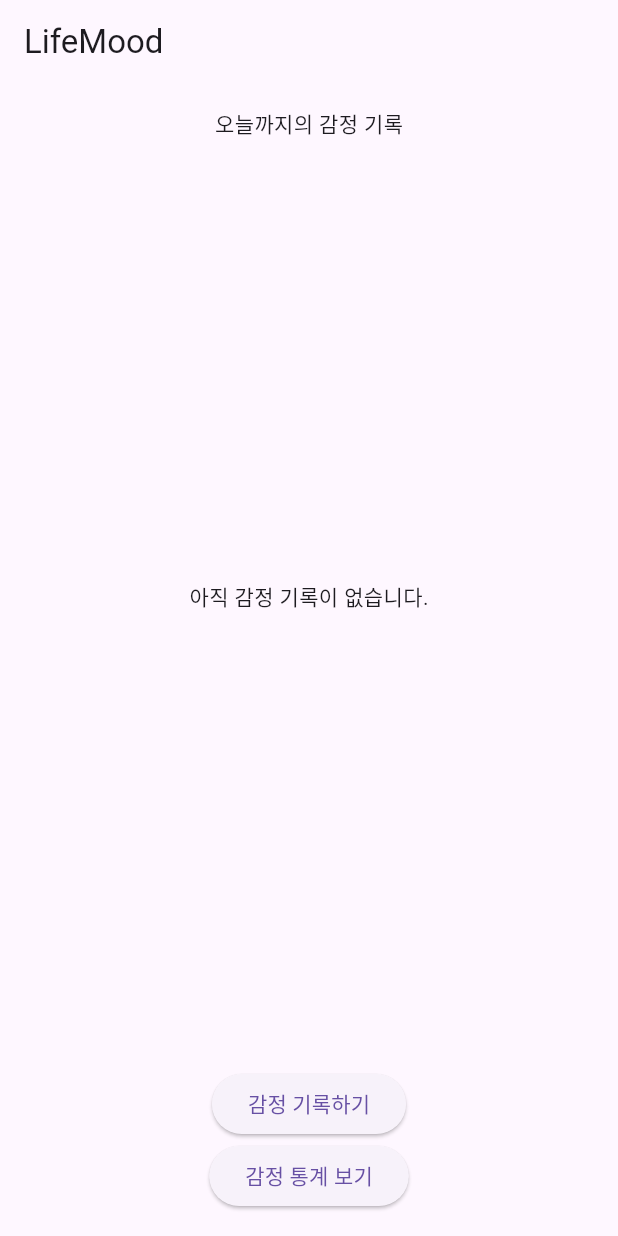
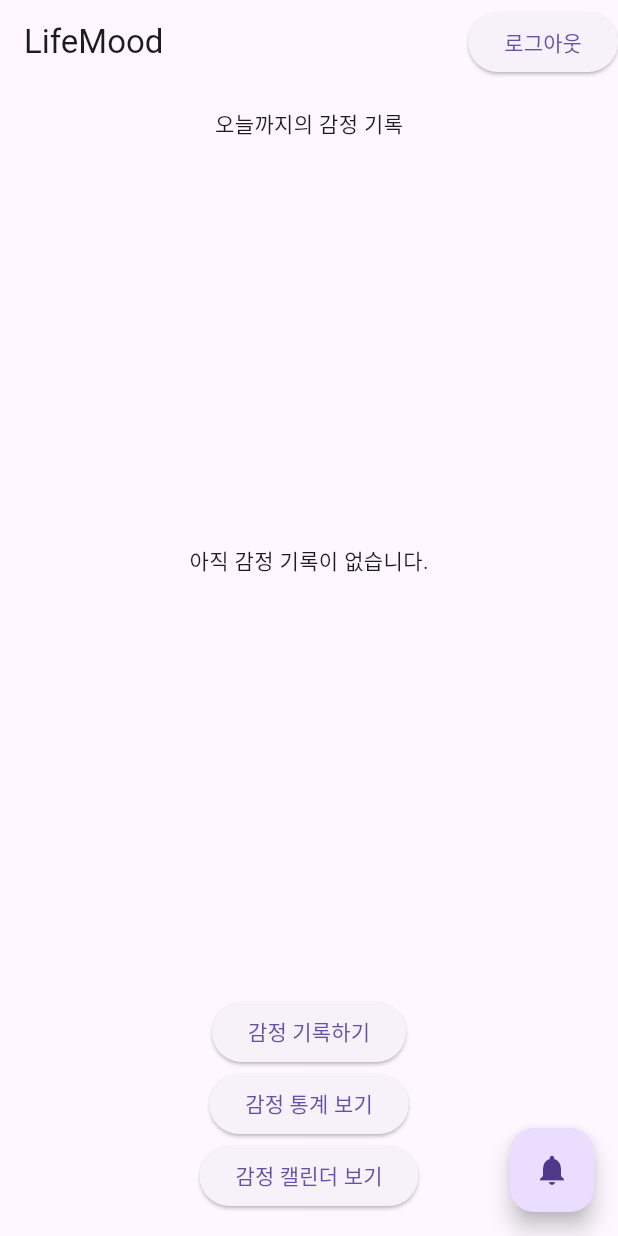
Before and after one commit to dlworua/lifemood, a Flutter app: the screen it shows once a user with an empty profile is signed in, on a phone screen of 412 x 824 dp. Run offline on Flutter 3.47's test engine with Material 3 defaults, Android fonts, the phone set to English and light mode, and no system bars; our stand-ins replace cloud_firestore, firebase_auth, firebase_core, fl_chart, flutter_riverpod, table_calendar; accounts and stored records are empty; generated files the repository leaves out were written again.

Commit message:
feat: 로그아웃 시 로그인 화면으로 돌아가도록

```diff
--- a/lib/view/pages/home_page.dart
+++ b/lib/view/pages/home_page.dart
@@ -2,19 +2,49 @@
 
 import 'package:flutter/material.dart';
 import 'package:flutter_riverpod/flutter_riverpod.dart';
+import 'package:lifemood/view/pages/calendar/calendar_page.dart';
 import 'package:lifemood/view/pages/feeling/feeling_editor_page.dart';
+import 'package:lifemood/view/pages/service/notification_service.dart';
 import 'package:lifemood/view/pages/statistics/statistics_page.dart';
 import '../../view_model/feeling_view_model.dart';
+import '../../view_model/auth_view_model.dart';
 
-class HomePage extends ConsumerWidget {
+class HomePage extends ConsumerStatefulWidget {
   const HomePage({super.key});
 
   @override
-  Widget build(BuildContext context, WidgetRef ref) {
+  ConsumerState<ConsumerStatefulWidget> createState() => _HomePageState();
+}
+
+class _HomePageState extends ConsumerState<HomePage> {
+  @override
+  void initState() {
+    super.initState();
+    // 데이터 불러오기 호출
+    Future.microtask(
+      () => ref.read(feelingViewModelProvider.notifier).loadFeelings(),
+    );
+  }
+
+  @override
+  Widget build(BuildContext context) {
     final feelings = ref.watch(feelingViewModelProvider);
 
     return Scaffold(
-      appBar: AppBar(title: const Text('LifeMood')),
+      appBar: AppBar(
+        title: const Text('LifeMood'),
+        actions: [
+          ElevatedButton(
+            onPressed: () async {
+              await ref.read(authViewModelProvider.notifier).signOut();
+              if (mounted) {
+                Navigator.of(context).popUntil((route) => route.isFirst);
+              }
+            },
+            child: const Text('로그아웃'),
+          ),
+        ],
+      ),
       body: Padding(
         padding: const EdgeInsets.all(16),
         child: Column(
@@ -46,7 +76,10 @@ class HomePage extends ConsumerWidget {
               onPressed: () {
                 Navigator.push(
                   context,
-                  MaterialPageRoute(builder: (_) => const FeelingEditorPage()),
+                  MaterialPageRoute(
+                    builder: (_) =>
+                        FeelingEditorPage(selectedDate: DateTime.now()),
+                  ),
                 );
               },
               child: const Text('감정 기록하기'),
@@ -60,8 +93,23 @@ class HomePage extends ConsumerWidget {
               },
               child: const Text('감정 통계 보기'),
             ),
+            ElevatedButton(
+              onPressed: () {
+                Navigator.push(
+                  context,
+                  MaterialPageRoute(builder: (_) => const CalendarPage()),
+                );
+              },
+              child: const Text('감정 캘린더 보기'),
+            ),
           ],
         ),
+      ),
+      floatingActionButton: FloatingActionButton(
+        onPressed: () {
+          showNotification(); // ✅ 알림 호출
+        },
+        child: const Icon(Icons.notifications),
       ),
     );
   }
```
